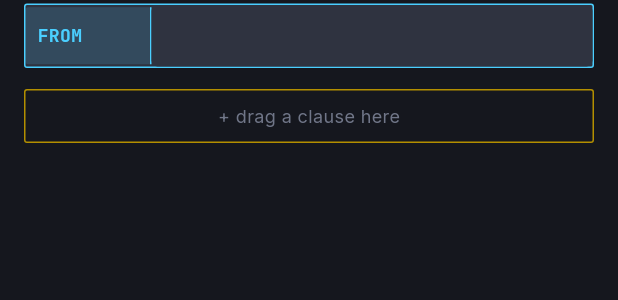
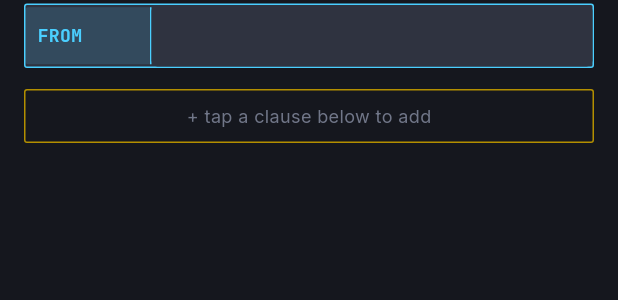
Before and after one commit to karanks6/Query, a Flutter app: the BlockModeWorkspace widget shown alone on an empty page, opened directly with empty values, on a phone screen of 412 x 824 dp. Shown: the part 178-478 px from the top of the screen. Run offline on Flutter 3.47's test engine with Material 3 defaults, Android fonts, the phone set to English and light mode, and no system bars; our stand-ins replace cloud_firestore, drift, equatable, firebase_auth, firebase_core, firebase_storage and 7 more; missing offline and left inert: firebase_app_check, sqlite3; accounts and stored records are empty; generated files the repository leaves out were written again.

Commit message:
fix: resolve gameplay UI overflow, markdown rendering, and UX text

```diff
--- a/lib/features/gameplay/widgets/block_mode_workspace.dart
+++ b/lib/features/gameplay/widgets/block_mode_workspace.dart
@@ -166,7 +166,7 @@ class _BlockModeWorkspaceState extends State<BlockModeWorkspace> {
                     ),
                     child: Center(
                       child: Text(
-                        '+ drag a clause here',
+                        '+ tap a clause below to add',
                         style: GameTokens.bodySmall.copyWith(
                           color: GameTokens.hintText,
                         ),
--- a/pubspec.yaml
+++ b/pubspec.yaml
@@ -50,6 +50,7 @@ dependencies:
   firebase_storage: ^13.5.0
   shared_preferences: ^2.5.3
   sensors_plus: ^7.1.0
+  flutter_markdown: ^0.7.7+1
 
 dev_dependencies:
   flutter_test:
```
Also changed, not shown: lib/features/gameplay/gameplay_screen.dart (+12 -5 lines), pubspec.lock.
